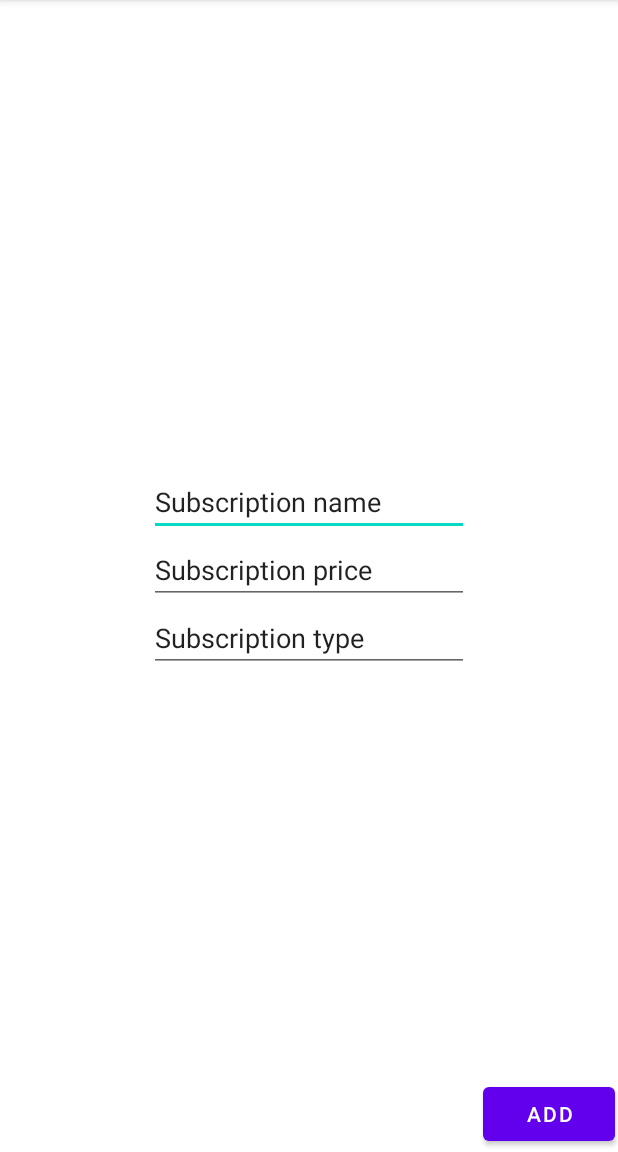
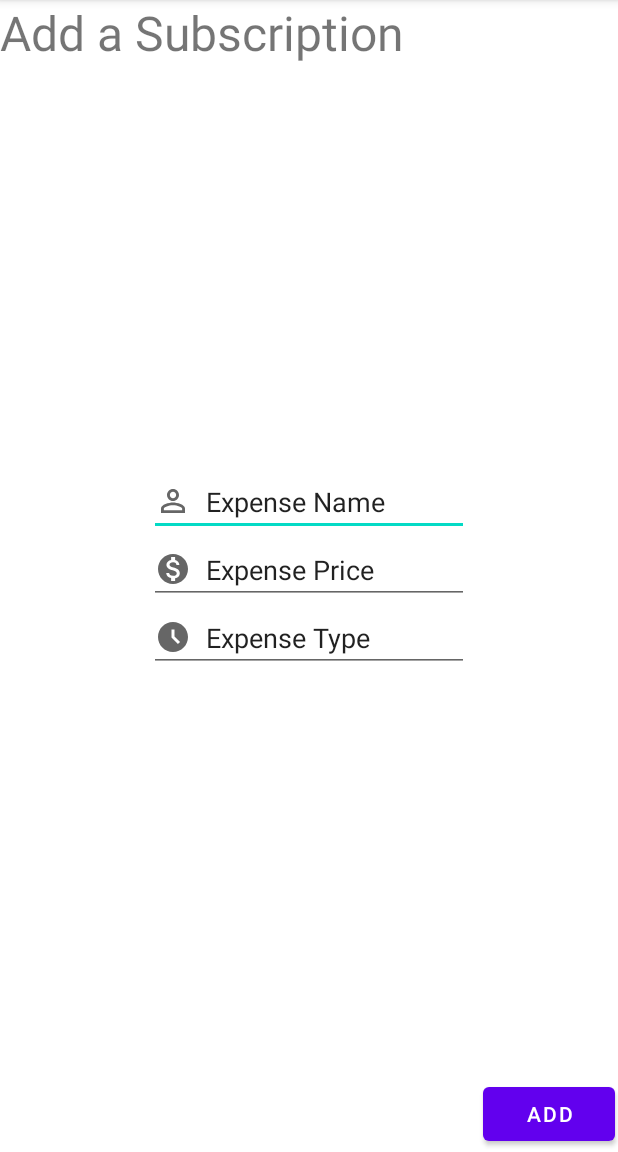
Before and after one commit to Vavuz/Clever, an Android app: the AddExpense screen opened directly, with no data from a screen before it, on a phone screen of 412 x 824 dp, the part 84-1236 px from its top. Run offline under Robolectric (Android 15) with nearby library versions, the phone set to English and light mode, and no system bars.

Commit message:
Adapt layout for some material design integration.

```diff
--- a/app/build.gradle
+++ b/app/build.gradle
@@ -35,4 +35,5 @@ dependencies {
     testImplementation 'junit:junit:4.13.2'
     androidTestImplementation 'androidx.test.ext:junit:1.1.3'
     androidTestImplementation 'androidx.test.espresso:espresso-core:3.4.0'
+    implementation 'androidx.cardview:cardview:1.0.0'
 }
--- a/app/src/main/java/com/example/clever/AddExpense.java
+++ b/app/src/main/java/com/example/clever/AddExpense.java
@@ -5,6 +5,7 @@ import android.os.Bundle;
 import android.view.View;
 import android.widget.Button;
 import android.widget.EditText;
+import android.widget.TextView;
 
 import androidx.appcompat.app.AppCompatActivity;
 
--- /dev/null
+++ b/app/src/main/res/drawable/ic_name.xml
@@ -0,0 +1,10 @@
+<vector xmlns:android="http://schemas.android.com/apk/res/android"
+    android:width="24dp"
+    android:height="24dp"
+    android:viewportWidth="24"
+    android:viewportHeight="24"
+    android:tint="?attr/colorControlNormal">
+  <path
+      android:fillColor="@android:color/white"
+      android:pathData="M12,5.9c1.16,0 2.1,0.94 2.1,2.1s-0.94,2.1 -2.1,2.1S9.9,9.16 9.9,8s0.94,-2.1 2.1,-2.1m0,9c2.97,0 6.1,1.46 6.1,2.1v1.1L5.9,18.1L5.9,17c0,-0.64 3.13,-2.1 6.1,-2.1M12,4C9.79,4 8,5.79 8,8s1.79,4 4,4 4,-1.79 4,-4 -1.79,-4 -4,-4zM12,13c-2.67,0 -8,1.34 -8,4v3h16v-3c0,-2.66 -5.33,-4 -8,-4z"/>
+</vector>
--- /dev/null
+++ b/app/src/main/res/drawable/ic_price.xml
@@ -0,0 +1,10 @@
+<vector xmlns:android="http://schemas.android.com/apk/res/android"
+    android:width="24dp"
+    android:height="24dp"
+    android:viewportWidth="24"
+    android:viewportHeight="24"
+    android:tint="?attr/colorControlNormal">
+  <path
+      android:fillColor="@android:color/white"
+      android:pathData="M12,2C6.48,2 2,6.48 2,12s4.48,10 10,10 10,-4.48 10,-10S17.52,2 12,2zM13.41,18.09L13.41,20h-2.67v-1.93c-1.71,-0.36 -3.16,-1.46 -3.27,-3.4h1.96c0.1,1.05 0.82,1.87 2.65,1.87 1.96,0 2.4,-0.98 2.4,-1.59 0,-0.83 -0.44,-1.61 -2.67,-2.14 -2.48,-0.6 -4.18,-1.62 -4.18,-3.67 0,-1.72 1.39,-2.84 3.11,-3.21L10.74,4h2.67v1.95c1.86,0.45 2.79,1.86 2.85,3.39L14.3,9.34c-0.05,-1.11 -0.64,-1.87 -2.22,-1.87 -1.5,0 -2.4,0.68 -2.4,1.64 0,0.84 0.65,1.39 2.67,1.91s4.18,1.39 4.18,3.91c-0.01,1.83 -1.38,2.83 -3.12,3.16z"/>
+</vector>
--- /dev/null
+++ b/app/src/main/res/drawable/ic_type.xml
@@ -0,0 +1,10 @@
+<vector xmlns:android="http://schemas.android.com/apk/res/android"
+    android:width="24dp"
+    android:height="24dp"
+    android:viewportWidth="24"
+    android:viewportHeight="24"
+    android:tint="?attr/colorControlNormal">
+  <path
+      android:fillColor="@android:color/white"
+      android:pathData="M11.99,2C6.47,2 2,6.48 2,12s4.47,10 9.99,10C17.52,22 22,17.52 22,12S17.52,2 11.99,2zM15.29,16.71L11,12.41V7h2v4.59l3.71,3.71L15.29,16.71z"/>
+</vector>
--- a/app/src/main/res/layout/activity_main.xml
+++ b/app/src/main/res/layout/activity_main.xml
@@ -4,6 +4,7 @@
     xmlns:tools="http://schemas.android.com/tools"
     android:layout_width="match_parent"
     android:layout_height="match_parent"
+    android:background="@color/gray"
     tools:context=".MainActivity">
 
     <ImageView
@@ -25,7 +26,8 @@
         android:layout_marginBottom="152dp"
         android:drawSelectorOnTop="false"
         android:textSize="8sp"
-        android:divider="@color/gray"
+        android:divider="@color/black"
+        android:dividerHeight="0.5dp"
         app:layout_constraintBottom_toBottomOf="parent"
         app:layout_constraintEnd_toEndOf="parent"
         app:layout_constraintHorizontal_bias="0.491"
@@ -39,6 +41,7 @@
         android:layout_height="60dp"
         android:layout_marginBottom="74dp"
         android:text="@string/add_expense"
+        android:backgroundTint="@color/black"
         app:layout_constraintBottom_toBottomOf="parent"
         app:layout_constraintEnd_toEndOf="parent"
         app:layout_constraintStart_toStartOf="parent"
--- a/app/src/main/res/layout/add_expense.xml
+++ b/app/src/main/res/layout/add_expense.xml
@@ -12,7 +12,9 @@
         android:layout_marginTop="312dp"
         android:ems="10"
         android:inputType="textPersonName"
-        android:text="Subscription name"
+        android:text="@string/expense_name"
+        android:drawableStart="@drawable/ic_name"
+        android:drawablePadding="10dp"
         app:layout_constraintEnd_toEndOf="parent"
         app:layout_constraintStart_toStartOf="parent"
         app:layout_constraintTop_toTopOf="parent" />
@@ -23,7 +25,9 @@
         android:layout_height="wrap_content"
         android:ems="10"
         android:inputType="textPersonName"
-        android:text="Subscription price"
+        android:text="@string/expense_price"
+        android:drawableStart="@drawable/ic_price"
+        android:drawablePadding="10dp"
         app:layout_constraintStart_toStartOf="@+id/expense_name"
         app:layout_constraintTop_toBottomOf="@+id/expense_name" />
 
@@ -33,7 +37,9 @@
         android:layout_height="wrap_content"
         android:ems="10"
         android:inputType="textPersonName"
-        android:text="Subscription type"
+        android:text="@string/expense_type"
+        android:drawableStart="@drawable/ic_type"
+        android:drawablePadding="10dp"
         app:layout_constraintStart_toStartOf="@+id/expense_price"
         app:layout_constraintTop_toBottomOf="@+id/expense_price" />
 
@@ -61,4 +67,13 @@
         app:layout_constraintBottom_toBottomOf="parent"
         app:layout_constraintStart_toStartOf="parent" />
 
+    <TextView
+        android:id="@+id/textView"
+        android:layout_width="wrap_content"
+        android:layout_height="wrap_content"
+        android:text="Add a Subscription"
+        android:textSize="32dp"
+        tools:layout_editor_absoluteX="71dp"
+        tools:layout_editor_absoluteY="217dp" />
+
 </androidx.constraintlayout.widget.ConstraintLayout>
--- a/app/src/main/res/values/colors.xml
+++ b/app/src/main/res/values/colors.xml
@@ -8,4 +8,5 @@
     <color name="black">#FF000000</color>
     <color name="white">#FFFFFFFF</color>
     <color name="gray">#808080</color>
+    <color name="cyan">#5AD37F</color>
 </resources>
--- a/app/src/main/res/values/strings.xml
+++ b/app/src/main/res/values/strings.xml
@@ -2,8 +2,7 @@
     <string name="app_name">Clever</string>
     <string name="add_expense">Add Expense</string>
 
-    <string name="check_data_title">"NAME - TELEPHONE NO - EMAIL - ADDRESS"</string>
-    <string name="add_next_dialog_message">"Information saved.\nAdd another contact?"</string>
-    <string name="add_next_dialog_confirm_yes">"Yes"</string>
-    <string name="add_next_dialog_confirm_no">"No"</string>
+    <string name="expense_name">Expense Name</string>
+    <string name="expense_price">Expense Price</string>
+    <string name="expense_type">Expense Type</string>
 </resources>
```
Also changed, not shown: app/src/main/res/layout/expense_cell.xml (+21 -2 lines).
